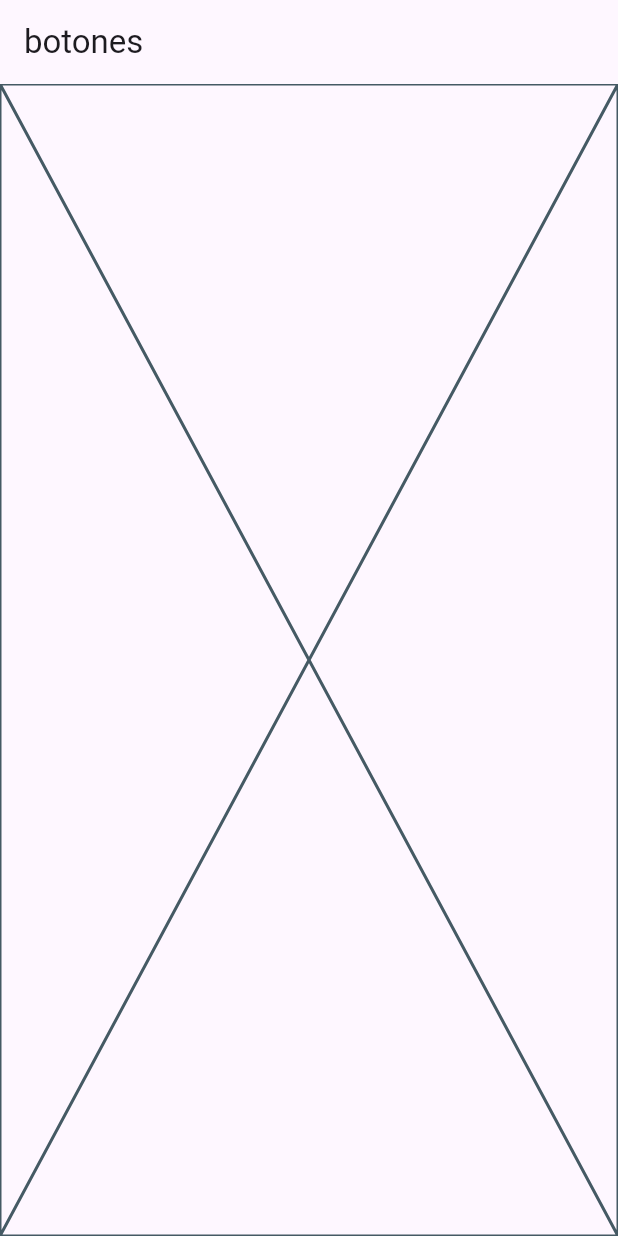
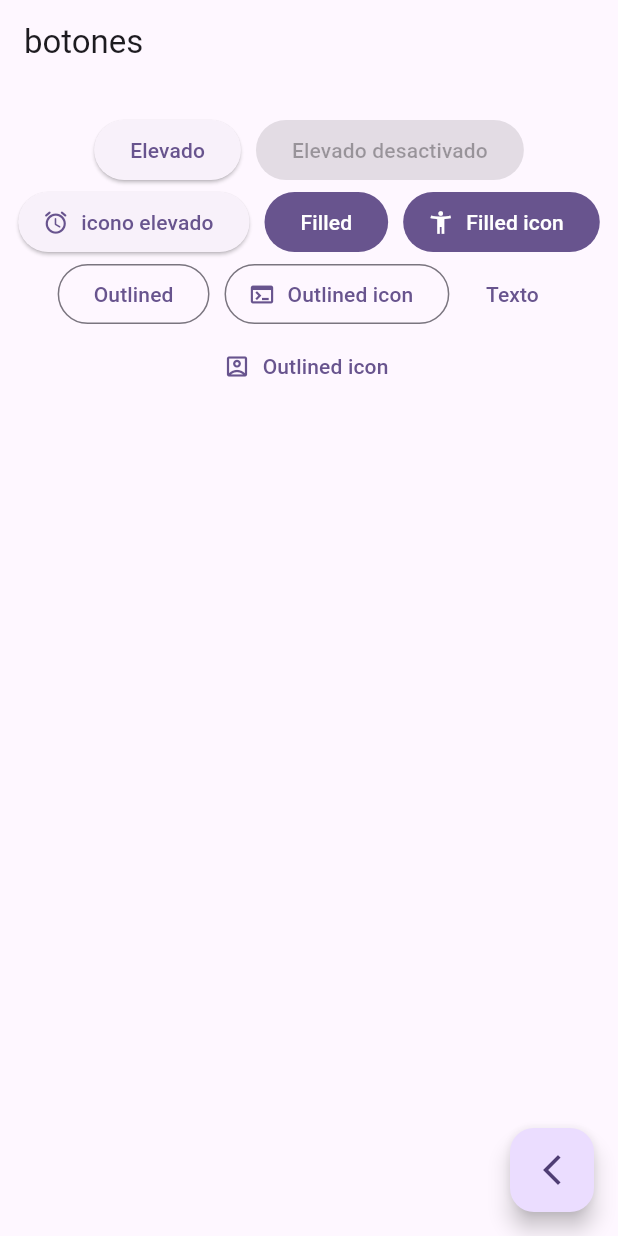
Before and after one commit to tecBogarin/widgets_2024_1, a Flutter app: the ButtonScreen screen opened by its route, on a phone screen of 412 x 824 dp. Run offline on Flutter 3.47's test engine with Material 3 defaults, Android fonts, the phone set to English and light mode, and no system bars; our stand-ins replace go_router.

Commit message:
botones sin temrinar

```diff
--- a/lib/config/routers/router.dart
+++ b/lib/config/routers/router.dart
@@ -1,7 +1,6 @@
 import 'package:go_router/go_router.dart';
-import 'package:widgets_2024_1/presentation/screens/buttons/ButtonScreen.dart';
-import 'package:widgets_2024_1/presentation/screens/cards/CardScreen.dart';
-import 'package:widgets_2024_1/presentation/screens/home/home.dart';
+import 'package:widgets_2024_1/presentation/screens/screens.dart';
+
 
 final appRouter = GoRouter(
   debugLogDiagnostics: true,
--- a/lib/main.dart
+++ b/lib/main.dart
@@ -1,7 +1,6 @@
 import 'package:flutter/material.dart';
 import 'package:widgets_2024_1/config/routers/router.dart';
 import 'package:widgets_2024_1/config/theme/app_theme.dart';
-import 'package:widgets_2024_1/presentation/screens/home/home.dart';
 
 void main() {
   runApp(const MainApp());
--- a/lib/presentation/screens/buttons/ButtonScreen.dart
+++ b/lib/presentation/screens/buttons/ButtonScreen.dart
@@ -1,4 +1,5 @@
 import 'package:flutter/material.dart';
+import 'package:go_router/go_router.dart';
 
 class ButtonScreen extends StatelessWidget {
   final String nameScreen = "ButtonScreen";
@@ -10,8 +11,57 @@ class ButtonScreen extends StatelessWidget {
     return Scaffold(
       appBar: AppBar(
         title: const Text("botones"),
+        automaticallyImplyLeading: false,
       ),
-      body: const Placeholder(),
+      body: const _ButtonsView(),
+      floatingActionButton: FloatingActionButton(
+        onPressed: () {
+          context.pop();
+        },
+        child: const Icon(Icons.arrow_back_ios_new_outlined),
+      ),
     );
   }
 }
+
+class _ButtonsView extends StatelessWidget {
+  const _ButtonsView();
+
+  @override
+  Widget build(BuildContext context) {
+    return SizedBox(
+      width: double.infinity,
+      child: Padding(
+        padding: const EdgeInsets.symmetric(horizontal: 10, vertical: 20),
+        child: Wrap(
+          spacing: 10,
+          alignment: WrapAlignment.center,
+          children: [
+            ElevatedButton(onPressed: () {}, child: const Text('Elevado')),
+            const ElevatedButton(
+                onPressed: null, child: Text('Elevado desactivado')),
+            ElevatedButton.icon(
+                onPressed: () {},
+                icon: const Icon(Icons.access_alarm_rounded),
+                label: const Text('icono elevado')),
+            FilledButton(onPressed: () {}, child: const Text('Filled')),
+            FilledButton.icon(
+                onPressed: () {},
+                icon: const Icon(Icons.accessibility_new),
+                label: const Text('Filled icon')),
+            OutlinedButton(onPressed: () {}, child: const Text('Outlined')),
+            OutlinedButton.icon(
+                onPressed: () {},
+                icon: const Icon(Icons.terminal),
+                label: const Text('Outlined icon')),
+            TextButton(onPressed: () {}, child: const Text('Texto')),
+            TextButton.icon(
+                onPressed: () {},
+                icon: const Icon(Icons.account_box_outlined),
+                label: const Text('Outlined icon')),
+          ],
+        ),
+      ),
+    );
+  }
+}
--- /dev/null
+++ b/lib/presentation/screens/screens.dart
@@ -0,0 +1,3 @@
+export 'package:widgets_2024_1/presentation/screens/buttons/ButtonScreen.dart';
+export 'package:widgets_2024_1/presentation/screens/cards/CardScreen.dart';
+export 'package:widgets_2024_1/presentation/screens/home/home.dart';
```
